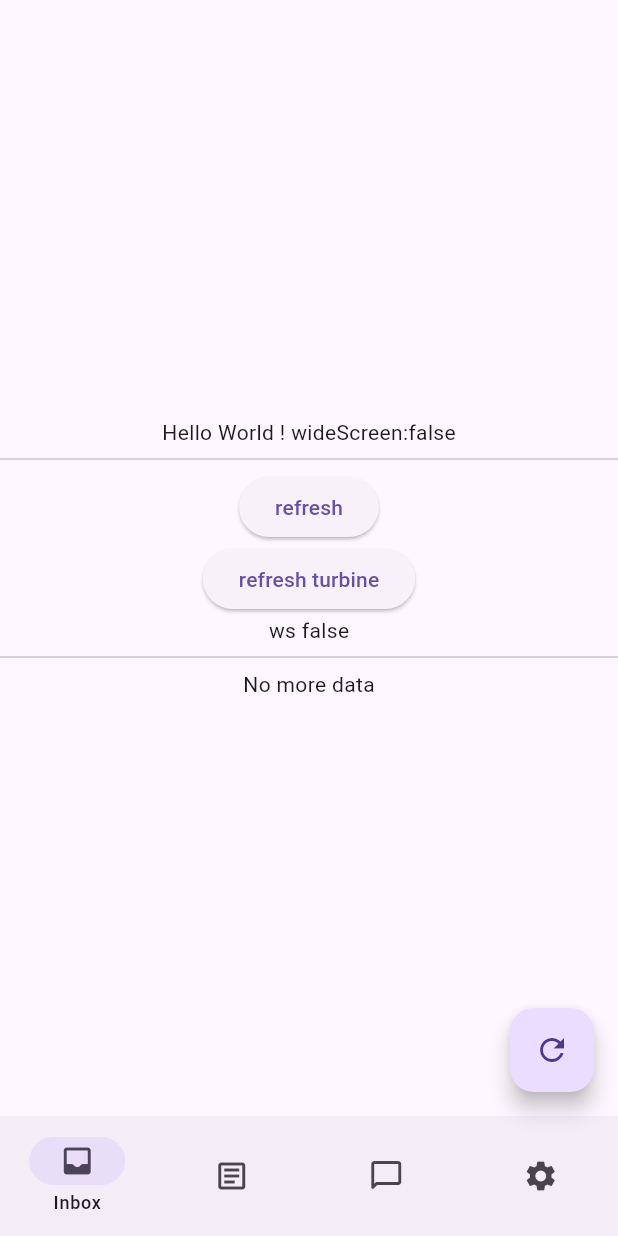
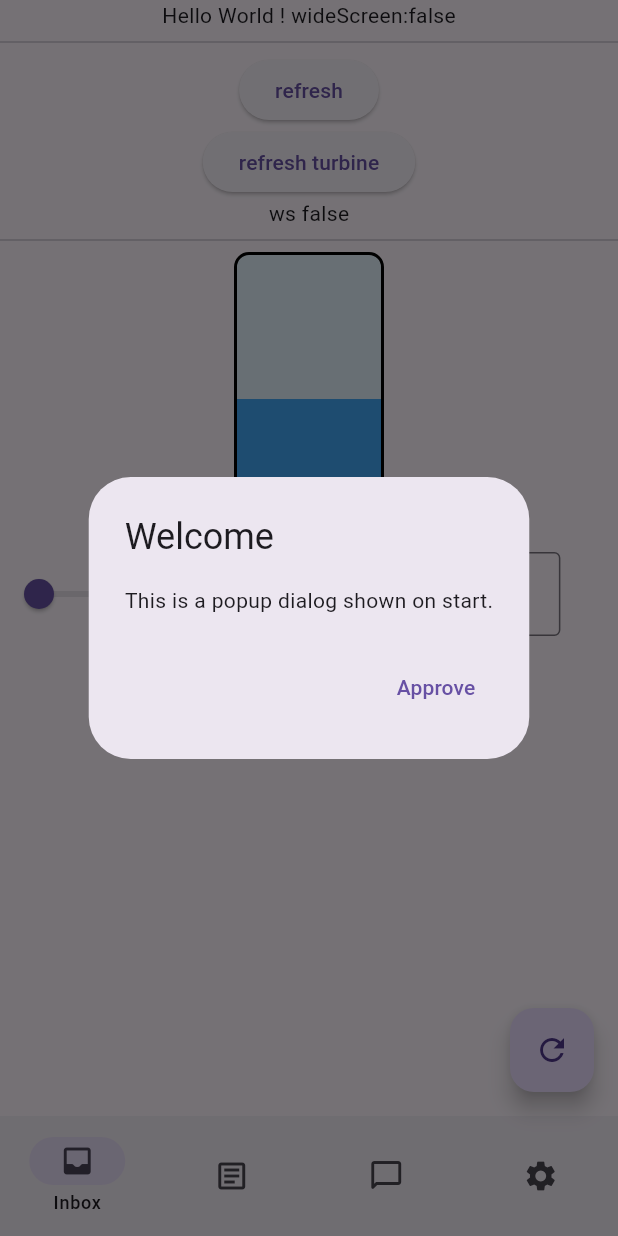
Before and after one commit to Baptou88/flutter_application_3, a Flutter app: the screen it shows after launch, after a tap on "refresh", on a phone screen of 412 x 824 dp. Run offline on Flutter 3.47's test engine with Material 2 defaults, Android fonts, the phone set to English and light mode, and no system bars; network calls fail.

Commit message:
tentetive de mieux  On branch dev  Your branch is up to date with 'origin/dev'.
 Changes to be committed:
	modified:   README.md
	new file:   lib/fill_level.dart
	modified:   lib/home_page.dart
	modified:   lib/main.dart
	new file:   lib/models/data2.dart
	new file:   lib/models/data2.g.dart
	modified:   lib/models/data_etang.dart
	modified:   lib/models/data_turbine.dart
	new file:   lib/models/data_turbine.g.dart
	new file:   lib/models/data_turbine.g.dart.d
	modified:   lib/models/ws_data.dart
	modified:   lib/models/ws_data.g.dart
	modified:   lib/providers/ws.dart

```diff
--- /dev/null
+++ b/lib/fill_level.dart
@@ -0,0 +1,67 @@
+import 'package:flutter/material.dart';
+
+class FillLevel extends StatefulWidget {
+  final double fillLevel; // Niveau de Remplissage entre 0 et 100
+
+  const FillLevel({super.key, required this.fillLevel});
+
+  @override
+  State<FillLevel> createState() => _FillLevelState();
+}
+
+class _FillLevelState extends State<FillLevel> {
+  double _currentFillLevel = 0.0;
+
+  @override
+  void initState() {
+    super.initState();
+    _currentFillLevel = widget.fillLevel;
+  }
+
+  @override
+  void didUpdateWidget(covariant FillLevel oldWidget) {
+    super.didUpdateWidget(oldWidget);
+    if (widget.fillLevel != _currentFillLevel) {
+      setState(() {
+        _currentFillLevel = widget.fillLevel;
+      });
+    }
+  }
+
+  @override
+  Widget build(BuildContext context) {
+    return AnimatedContainer(
+      duration: const Duration(seconds: 1),
+      curve: Curves.easeInOut,
+      width: 100,
+      height: 200,
+      decoration: BoxDecoration(
+        border: Border.all(color: Colors.black, width: 2.0),
+        color: Theme.of(context).secondaryHeaderColor,
+        borderRadius: const BorderRadius.all(Radius.circular(10)),
+      ),
+      child: Stack(
+        children: [
+          Positioned(
+            bottom: 0,
+            left: 0,
+            right: 0,
+            child: AnimatedContainer(
+              duration: const Duration(seconds: 1),
+              curve: Curves.easeInOut,
+              height: widget.fillLevel * 200,
+              //color: Colors.blue,
+              decoration: BoxDecoration(
+                color: Colors.blue[400],
+                //border: Border.all(color: Colors.black, width: 2.0),
+                borderRadius: const BorderRadius.vertical(
+                  bottom: Radius.circular(10),
+                ),
+              ),
+            ),
+          )
+        ],
+      ),
+    );
+  }
+}
--- a/lib/home_page.dart
+++ b/lib/home_page.dart
@@ -1,6 +1,7 @@
 import 'dart:convert';
 import 'dart:developer';
 import 'package:flutter/material.dart';
+import 'package:flutter_application_3/fill_level.dart';
 import 'package:flutter_application_3/models/ws_data.dart';
 import 'package:flutter_application_3/providers/ws.dart';
 import 'global.dart' as global;
@@ -10,9 +11,11 @@ import 'package:http/http.dart' as http;
 import 'models/data_turbine.dart';
 
 Future<DataEtang> fetchDataEtang() async {
+  log('fetch dataEtang');
   final response =
       await http.get(Uri.parse('http://hydro.hydro-babiat.ovh/dataEtang/'));
 
+  log(response.body.toString());
   if (response.statusCode == 200) {
     return DataEtang.fromJson(
         jsonDecode(response.body) as Map<String, dynamic>);
@@ -22,9 +25,10 @@ Future<DataEtang> fetchDataEtang() async {
 }
 
 Future<DataTurbine> fetchDataTurbine() async {
+  log('fetch dataTurbine');
   final response =
       await http.get(Uri.parse('http://hydro.hydro-babiat.ovh/dataTurbine/'));
-
+  log(response.body.toString());
   if (response.statusCode == 200) {
     return DataTurbine.fromJson(
         jsonDecode(response.body) as Map<String, dynamic>);
@@ -50,10 +54,37 @@ class _HomePageState extends State<HomePage> {
     super.initState();
     //futureDataEtang = fetchDataEtang();
     //futureDataTurbine = fetchDataTurbine();
-
+    WidgetsBinding.instance.addPostFrameCallback((_) {
+      _showMyDialog();
+    });
   }
 
-
+  Future<void> _showMyDialog() async {
+    return showDialog<void>(
+      context: context,
+      barrierDismissible: false, // user must tap button!
+      builder: (BuildContext context) {
+        return AlertDialog(
+          title: const Text('Welcome'),
+          content: const SingleChildScrollView(
+            child: ListBody(
+              children: <Widget>[
+                Text('This is a popup dialog shown on start.'),
+              ],
+            ),
+          ),
+          actions: <Widget>[
+            TextButton(
+              child: const Text('Approve'),
+              onPressed: () {
+                Navigator.of(context).pop();
+              },
+            ),
+          ],
+        );
+      },
+    );
+  }
 
   @override
   Widget build(BuildContext context) {
@@ -140,22 +171,29 @@ class _HomePageState extends State<HomePage> {
             child: const Text('refresh turbine')),
         Text('ws ${global.ws}'),
         const Divider(),
+        const FillLevel(fillLevel: 0.50),
+        const SliderValue(),
         StreamBuilder<WsData>(
           stream: widget.provider.dataEtangStream,
           builder: (context, snapshot) {
             if (snapshot.connectionState == ConnectionState.waiting) {
-              return const Center(
-                child: CircularProgressIndicator(),
+              return Center(
+                child: Column(
+                  children: [
+                    const CircularProgressIndicator(),
+                    Text('hasdata ${snapshot.hasData}'),
+                    Text('hasdata ${snapshot.connectionState}'),
+                  ],
+                ),
               );
             }
-
             if (snapshot.connectionState == ConnectionState.active &&
                 snapshot.hasData) {
               return Center(
                 child: Text(
-                  '${snapshot.data?.data}: ${snapshot.data}',
+                  'hasData: ${snapshot.hasData} ${snapshot.data?.data2.mode}: ${snapshot.data?.data2.dataEtang.niveauEtangP}',
                   style: const TextStyle(
-                    color: Color.fromARGB(255, 11, 11, 12),
+                    color: Color.fromARGB(255, 32, 32, 129),
                     fontSize: 24.0,
                     fontWeight: FontWeight.bold,
                   ),
@@ -169,7 +207,7 @@ class _HomePageState extends State<HomePage> {
               );
             }
             if (snapshot.hasError) {
-              return  Center(
+              return Center(
                 child: Text(snapshot.error.toString()),
               );
             }
@@ -182,3 +220,65 @@ class _HomePageState extends State<HomePage> {
     );
   }
 }
+
+class SliderValue extends StatefulWidget {
+  const SliderValue({
+    super.key,
+  });
+
+  @override
+  State<SliderValue> createState() => _SliderValueState();
+}
+
+class _SliderValueState extends State<SliderValue> {
+  double _value = 0;
+  late TextEditingController _controller;
+
+  @override
+  void initState() {
+    super.initState();
+    _controller = TextEditingController(text: "er");
+  }
+
+  @override
+  void dispose() {
+    _controller.dispose();
+    super.dispose();
+  }
+
+  @override
+  Widget build(BuildContext context) {
+    return Row(children: [
+      Slider(
+        value: _value,
+        min: 0,
+        max: 100,
+        divisions: 100,
+        label: _value.round().toString(),
+        onChanged: (value) {
+          setState(() {
+            _value = value;
+          });
+        },
+      ),
+      Text('value: $_value'),
+      SizedBox(
+        width: 120,
+        child: TextField(
+          controller: _controller,
+          decoration: const InputDecoration(
+            border: OutlineInputBorder(),
+            labelText: 'Test',
+          ),
+          onSubmitted: (String newvalue) {
+            if (newvalue.isNotEmpty) {
+              log("par ici $newvalue");
+              _value = double.parse(newvalue);
+
+            }
+          },
+        ),
+      )
+    ]);
+  }
+}
--- a/lib/main.dart
+++ b/lib/main.dart
@@ -152,8 +152,10 @@ class _MainPageState extends State<MainPage> {
               },
             ),
           Expanded(
-            child: Center(
-              child: page,
+            child: SingleChildScrollView(
+              child: Center(
+                child: page,
+              ),
             ),
           ),
         ],
--- /dev/null
+++ b/lib/models/data2.dart
@@ -0,0 +1,28 @@
+import 'package:flutter_application_3/models/data_etang.dart';
+import 'package:json_annotation/json_annotation.dart';
+
+import 'data_turbine.dart';
+
+part 'data2.g.dart';
+@JsonSerializable(explicitToJson: true)
+class Data2 {
+  Data2(this.mode,this.notification,this.notificationGroup,this.dataEtang,this.dataTurbine);
+
+  @JsonKey(name: "Mode")
+  int mode;
+
+ @JsonKey(name: "Notification")
+  int notification;
+ @JsonKey(name: "NotificationGroup")
+  int notificationGroup;
+
+@JsonKey(name: "Etang")
+  DataEtang dataEtang;
+@JsonKey(name: "Turbine")
+  DataTurbine dataTurbine;
+
+
+  factory Data2.fromJson(Map<String,dynamic> json) => _$Data2FromJson(json);
+
+  Map<String, dynamic> toJson() => _$Data2ToJson(this);
+}
--- a/lib/models/data_etang.dart
+++ b/lib/models/data_etang.dart
@@ -1,11 +1,26 @@
+
 import 'package:json_annotation/json_annotation.dart';
 
 part 'data_etang.g.dart';
+class MyJsonConverter extends JsonConverter<double, String> {
+  const MyJsonConverter();
+  @override
+  double fromJson(String json) {
+    return json as double;
+  }
 
+  @override
+  String toJson(double object) {
+
+    throw UnimplementedError();
+  }
+
+}
 @JsonSerializable()
 class DataEtang {
 
   final double niveauEtang;
+  //@JsonKey(name: "ratioNiveauEtang")
   final double niveauEtangP;
 
 
--- a/lib/models/data_turbine.dart
+++ b/lib/models/data_turbine.dart
@@ -1,10 +1,13 @@
 import 'package:json_annotation/json_annotation.dart';
 
-//part 'data_turbine.g.dart';
+part 'data_turbine.g.dart';
+
 @JsonSerializable()
 class DataTurbine {
   final double positionVanne;
-   double positionVanneTarget;
+
+  @JsonKey(name: "PositionVanneTarget")
+  double positionVanneTarget;
 
 
    DataTurbine({
@@ -17,12 +20,9 @@ class DataTurbine {
     positionVanneTarget = pos;
   }
 
-  factory DataTurbine.fromJson(Map<String,dynamic>json ){
-    return DataTurbine(
-      positionVanne: json['Turbine']['positionVanne'],
-      positionVanneTarget: json['Turbine']['PositionVanneTarget']
-      );
-  }
+  factory DataTurbine.fromJson(Map<String,dynamic>json )=> _$DataTurbineFromJson(json);
+
+  Map<String,dynamic> toJson()=> _$DataTurbineToJson(this);
 
 
 }
--- a/lib/models/ws_data.dart
+++ b/lib/models/ws_data.dart
@@ -1,17 +1,20 @@
-import 'dart:developer';
 
 import 'package:json_annotation/json_annotation.dart';
+
+import 'data2.dart';
 
 part 'ws_data.g.dart';
 
 @JsonSerializable(explicitToJson: true)
 class WsData {
-  WsData( this.data) {
-    log("par là $data");
-  }
+  WsData(  this.data2) ;
 
-  @JsonKey(required: true,name: "data")
-  Map<String,dynamic> data;
+  // @JsonKey(required: true,name: "data")
+  // Map<String,dynamic> data;
+
+  @JsonKey(name: "data")
+  Data2  data2;
+
 
   factory WsData.fromJson(Map<String,dynamic> json) => _$WsDataFromJson(json);
 
--- a/lib/providers/ws.dart
+++ b/lib/providers/ws.dart
@@ -17,7 +17,7 @@ class Ws {
   Stream<WsData> get dataEtangStream => stream
 
   .map<WsData>((event) {
-        //log('map $event');
+        log('ws map $event');
 
         //var data = event?['data'];
         //log('data $data');
```
Also changed, not shown: lib/models/data2.g.dart (added), lib/models/data_turbine.g.dart (added), lib/models/ws_data.g.dart, 2 other files.
